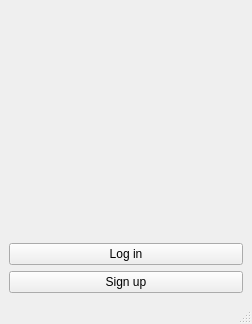
First picture: the form in Project_AA/messenger.ui, repository AmirHasanTaban/IUT-Messanger, before the edit.
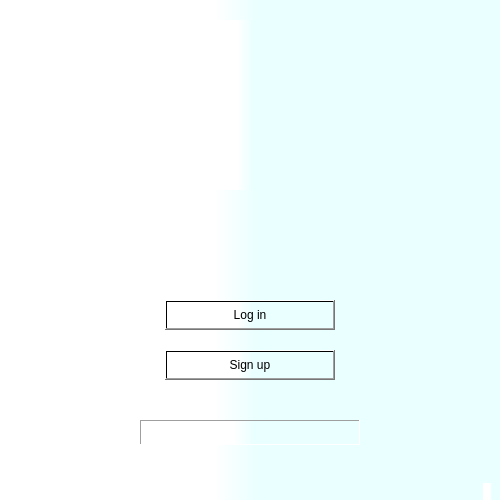
Second picture: the form after the edit. Icons and pictures are not drawn.

The edit to the form file:
```diff
--- a/Project_AA/messenger.ui
+++ b/Project_AA/messenger.ui
@@ -6,37 +6,81 @@
    <rect>
     <x>0</x>
     <y>0</y>
-    <width>252</width>
-    <height>324</height>
+    <width>500</width>
+    <height>500</height>
    </rect>
   </property>
   <property name="windowTitle">
    <string>Messenger</string>
   </property>
+  <property name="styleSheet">
+   <string notr="true">background-color: qlineargradient(spread:repeat, x1:0, y1:1, x2:1, y2:1, stop:0.426136 rgba(255, 255, 255, 255), stop:0.517045 rgba(234, 255, 255, 255));</string>
+  </property>
   <widget class="QWidget" name="centralwidget">
-   <layout class="QVBoxLayout" name="verticalLayout">
-    <item>
      <widget class="QLabel" name="label_message">
+    <property name="geometry">
+     <rect>
+      <x>140</x>
+      <y>420</y>
+      <width>220</width>
+      <height>25</height>
+     </rect>
+    </property>
+    <property name="frameShape">
+     <enum>QFrame::Panel</enum>
+    </property>
+    <property name="frameShadow">
+     <enum>QFrame::Sunken</enum>
+    </property>
       <property name="text">
        <string/>
       </property>
      </widget>
-    </item>
-    <item>
      <widget class="QPushButton" name="Login">
+    <property name="geometry">
+     <rect>
+      <x>165</x>
+      <y>300</y>
+      <width>170</width>
+      <height>30</height>
+     </rect>
+    </property>
       <property name="text">
        <string>Log in</string>
       </property>
      </widget>
-    </item>
-    <item>
      <widget class="QPushButton" name="Signup">
+    <property name="geometry">
+     <rect>
+      <x>165</x>
+      <y>350</y>
+      <width>170</width>
+      <height>30</height>
+     </rect>
+    </property>
       <property name="text">
        <string>Sign up</string>
       </property>
      </widget>
-    </item>
-   </layout>
+   <widget class="QLabel" name="label">
+    <property name="geometry">
+     <rect>
+      <x>165</x>
+      <y>20</y>
+      <width>170</width>
+      <height>170</height>
+     </rect>
+    </property>
+    <property name="text">
+     <string/>
+    </property>
+    <property name="pixmap">
+     <pixmap>iut_logo.png</pixmap>
+    </property>
+    <property name="scaledContents">
+     <bool>true</bool>
+    </property>
+   </widget>
   </widget>
   <widget class="QMenuBar" name="menubar">
    <property name="geometry">
```
Left out of the diff: 4 changed lines with no effect on the pictures. Lines whose indentation alone changed are shown as unchanged.
